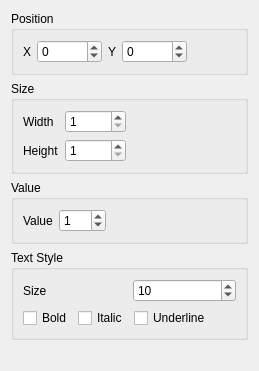
igormironchik/prototyper, file src/Core/form_spinbox_properties.ui: the form before one commit.
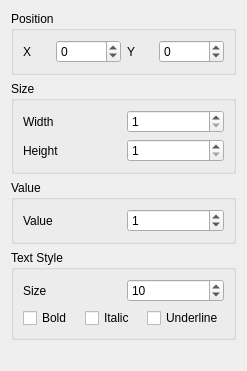
The form after the commit.

Commit message: Improve UI of spinbox properties.

Diff of the .ui file:
```diff
--- a/src/Core/form_spinbox_properties.ui
+++ b/src/Core/form_spinbox_properties.ui
@@ -6,7 +6,7 @@
    <rect>
     <x>0</x>
     <y>0</y>
-    <width>259</width>
+    <width>247</width>
     <height>371</height>
    </rect>
   </property>
@@ -54,19 +54,6 @@
         </property>
        </widget>
       </item>
-      <item>
-       <spacer name="horizontalSpacer_5">
-        <property name="orientation">
-         <enum>Qt::Horizontal</enum>
-        </property>
-        <property name="sizeHint" stdset="0">
-         <size>
-          <width>36</width>
-          <height>20</height>
-         </size>
-        </property>
-       </spacer>
-      </item>
      </layout>
     </widget>
    </item>
@@ -114,19 +101,6 @@
         </item>
        </layout>
       </item>
-      <item>
-       <spacer name="horizontalSpacer_4">
-        <property name="orientation">
-         <enum>Qt::Horizontal</enum>
-        </property>
-        <property name="sizeHint" stdset="0">
-         <size>
-          <width>96</width>
-          <height>20</height>
-         </size>
-        </property>
-       </spacer>
-      </item>
      </layout>
     </widget>
    </item>
@@ -153,19 +127,6 @@
         </property>
        </widget>
       </item>
-      <item>
-       <spacer name="horizontalSpacer_3">
-        <property name="orientation">
-         <enum>Qt::Horizontal</enum>
-        </property>
-        <property name="sizeHint" stdset="0">
-         <size>
-          <width>120</width>
-          <height>20</height>
-         </size>
-        </property>
-       </spacer>
-      </item>
      </layout>
     </widget>
    </item>
@@ -224,36 +185,10 @@
             </property>
            </widget>
           </item>
-          <item>
-           <spacer name="horizontalSpacer">
-            <property name="orientation">
-             <enum>Qt::Horizontal</enum>
-            </property>
-            <property name="sizeHint" stdset="0">
-             <size>
-              <width>40</width>
-              <height>20</height>
-             </size>
-            </property>
-           </spacer>
-          </item>
          </layout>
         </item>
        </layout>
       </item>
-      <item>
-       <spacer name="horizontalSpacer_2">
-        <property name="orientation">
-         <enum>Qt::Horizontal</enum>
-        </property>
-        <property name="sizeHint" stdset="0">
-         <size>
-          <width>1</width>
-          <height>20</height>
-         </size>
-        </property>
-       </spacer>
-      </item>
      </layout>
     </widget>
    </item>
```
